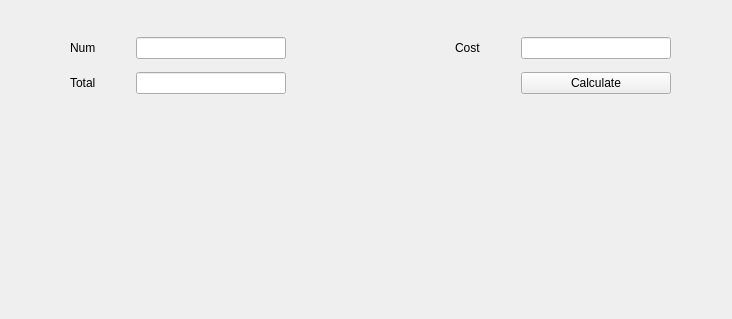
This is C++/Demo_Qt/Demo_07/samp4_1/widget.ui in FrozenSky7124/Project_MSVS as Qt 5 draws it before an edit. The edited form follows.
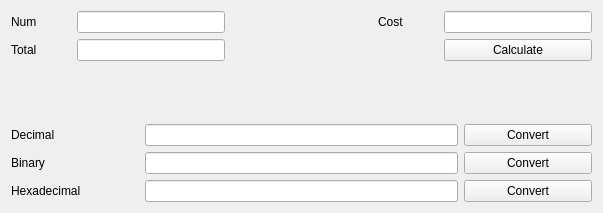
This is the edited form.

```diff
--- a/C++/Demo_Qt/Demo_07/samp4_1/widget.ui
+++ b/C++/Demo_Qt/Demo_07/samp4_1/widget.ui
@@ -6,22 +6,15 @@
    <rect>
     <x>0</x>
     <y>0</y>
-    <width>732</width>
-    <height>319</height>
+    <width>603</width>
+    <height>213</height>
    </rect>
   </property>
   <property name="windowTitle">
    <string>Widget</string>
   </property>
-  <widget class="QWidget" name="gridLayoutWidget">
-   <property name="geometry">
-    <rect>
-     <x>70</x>
-     <y>30</y>
-     <width>601</width>
-     <height>71</height>
-    </rect>
-   </property>
+  <layout class="QVBoxLayout" name="verticalLayout">
+   <item>
    <layout class="QGridLayout" name="GridLayout1">
     <item row="0" column="1">
      <widget class="QLineEdit" name="lineEditNum">
@@ -134,7 +127,88 @@
      </widget>
     </item>
    </layout>
-  </widget>
+   </item>
+   <item>
+    <spacer name="verticalSpacer">
+     <property name="orientation">
+      <enum>Qt::Vertical</enum>
+     </property>
+     <property name="sizeHint" stdset="0">
+      <size>
+       <width>20</width>
+       <height>40</height>
+      </size>
+     </property>
+    </spacer>
+   </item>
+   <item>
+    <layout class="QGridLayout" name="gridLayout">
+     <item row="2" column="0">
+      <widget class="QLabel" name="label_6">
+       <property name="text">
+        <string>Hexadecimal</string>
+       </property>
+      </widget>
+     </item>
+     <item row="1" column="0">
+      <widget class="QLabel" name="label_5">
+       <property name="text">
+        <string>Binary</string>
+       </property>
+      </widget>
+     </item>
+     <item row="0" column="1">
+      <widget class="QLineEdit" name="editDec"/>
+     </item>
+     <item row="0" column="0">
+      <widget class="QLabel" name="label_4">
+       <property name="minimumSize">
+        <size>
+         <width>128</width>
+         <height>0</height>
+        </size>
+       </property>
+       <property name="text">
+        <string>Decimal</string>
+       </property>
+      </widget>
+     </item>
+     <item row="0" column="2">
+      <widget class="QPushButton" name="btnConvDec">
+       <property name="minimumSize">
+        <size>
+         <width>128</width>
+         <height>0</height>
+        </size>
+       </property>
+       <property name="text">
+        <string>Convert</string>
+       </property>
+      </widget>
+     </item>
+     <item row="1" column="2">
+      <widget class="QPushButton" name="btnConvBin">
+       <property name="text">
+        <string>Convert</string>
+       </property>
+      </widget>
+     </item>
+     <item row="2" column="2">
+      <widget class="QPushButton" name="btnConvHex">
+       <property name="text">
+        <string>Convert</string>
+       </property>
+      </widget>
+     </item>
+     <item row="1" column="1">
+      <widget class="QLineEdit" name="editBin"/>
+     </item>
+     <item row="2" column="1">
+      <widget class="QLineEdit" name="editHex"/>
+     </item>
+    </layout>
+   </item>
+  </layout>
  </widget>
  <resources/>
  <connections/>
```
Lines whose indentation alone changed are shown as unchanged.
